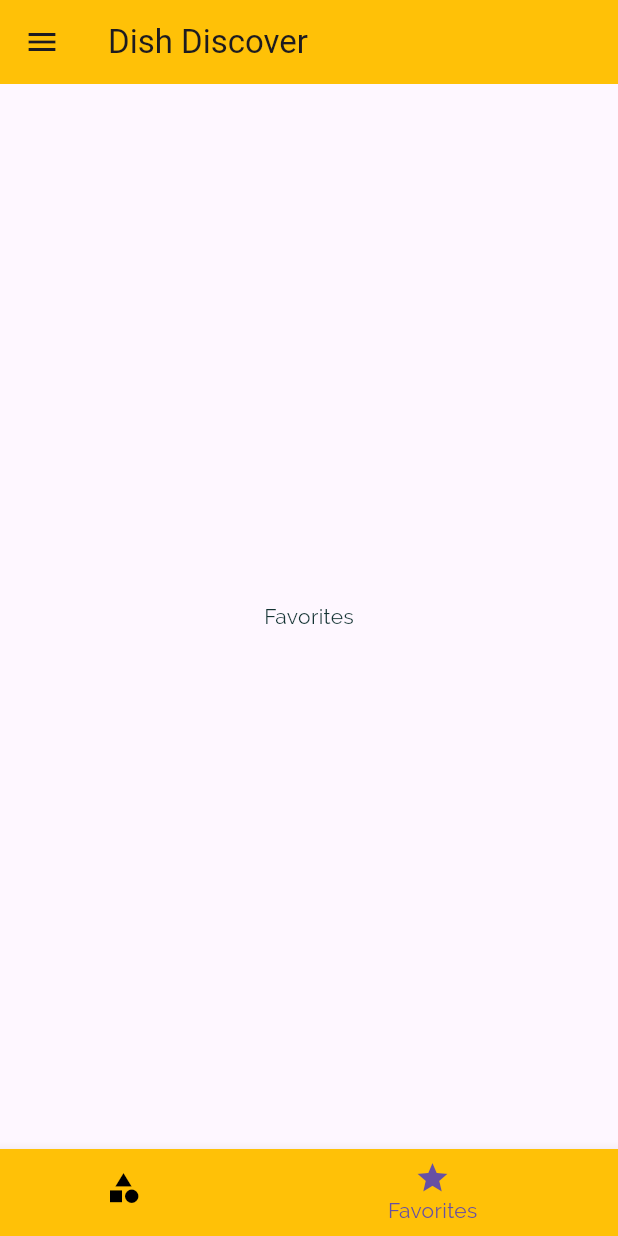
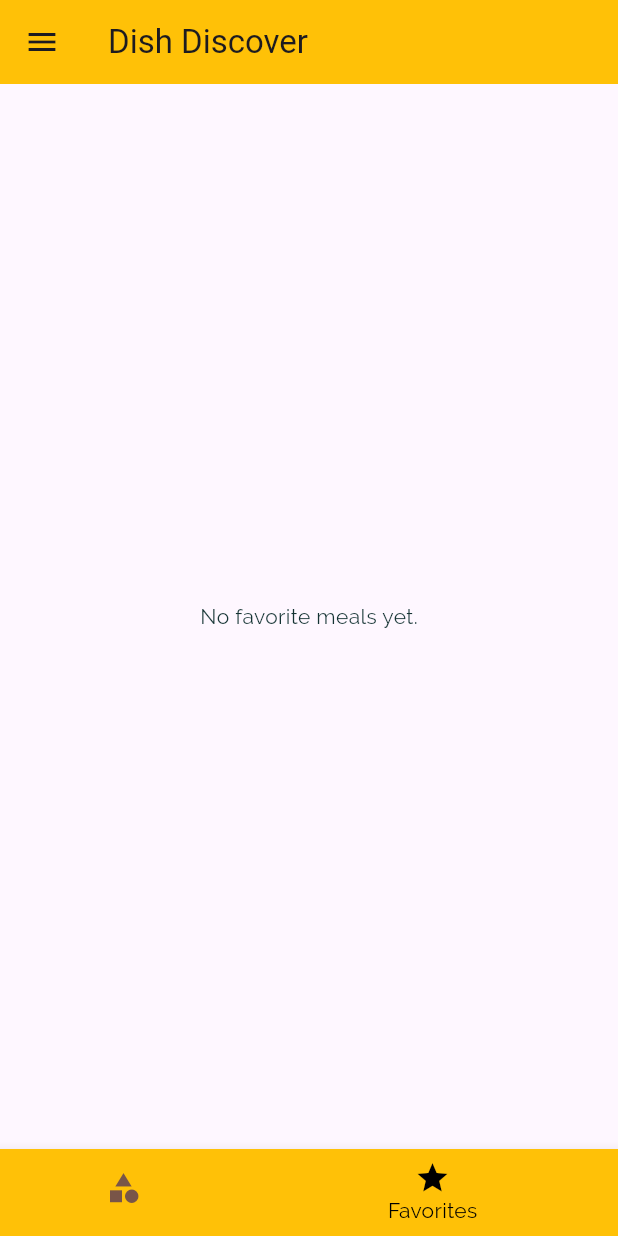
Before and after one commit to emmaephrim/DishDiscover, a Flutter app: the screen it shows after launch, item 2 of the bottom bar chosen, on a phone screen of 412 x 824 dp. Run offline on Flutter 3.47's test engine with Material 3 defaults, Android fonts, the phone set to English and light mode, and no system bars; our stand-ins replace flutter_riverpod.

Commit message:
feat: favorites completed

```diff
--- a/lib/screen/favorites_screen.dart
+++ b/lib/screen/favorites_screen.dart
@@ -1,10 +1,30 @@
+import 'package:dish_discover/providers/favorite_provider.dart';
 import 'package:flutter/material.dart';
+import 'package:flutter_riverpod/flutter_riverpod.dart';
 
-class FavoritesScreen extends StatelessWidget {
+import '../widgets/meal_item.dart';
+
+class FavoritesScreen extends ConsumerWidget {
   const FavoritesScreen({super.key});
 
   @override
-  Widget build(BuildContext context) {
-    return Container(child: Center(child: Text("Favorites")));
+  Widget build(BuildContext context, WidgetRef ref) {
+    final favoriteMeals = ref.watch(favoriteProvider);
+
+    return Scaffold(
+      body: favoriteMeals.isEmpty
+          ? const Center(child: Text('No favorite meals yet.'))
+          : ListView.builder(
+              itemCount: favoriteMeals.length,
+              itemBuilder: (context, index) => MealItem(
+                id: favoriteMeals[index].id,
+                title: favoriteMeals[index].title,
+                imageUrl: favoriteMeals[index].imageUrl,
+                duration: favoriteMeals[index].duration,
+                complexity: favoriteMeals[index].complexity,
+                affordability: favoriteMeals[index].affordability,
+              ),
+            ),
+    );
   }
 }
--- a/lib/screen/tabs_screen.dart
+++ b/lib/screen/tabs_screen.dart
@@ -27,8 +27,8 @@ class _TabsScreenState extends State<TabsScreen> {
       appBar: AppBar(title: Text('Dish Discover')),
       body: _pages[_selectedPageIndex],
       bottomNavigationBar: BottomNavigationBar(
-        unselectedItemColor: Colors.black,
-        selectedItemColor: Theme.of(context).primaryColor,
+        unselectedItemColor: Colors.brown,
+        selectedItemColor: Colors.black,
         currentIndex: _selectedPageIndex,
         onTap: (value) => _selectPage(value),
         type: BottomNavigationBarType.shifting,
```
Also changed, not shown: lib/providers/favorite_provider.dart (added, +30 -0 lines), lib/screen/meal_detail_screen.dart (+11 -1 lines).
